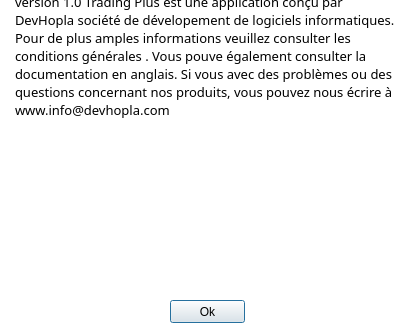
The window that Projet3_TRADING/aboutdialog.ui (MacFly669/myGitFiles) describes before a commit, drawn with Qt 5.
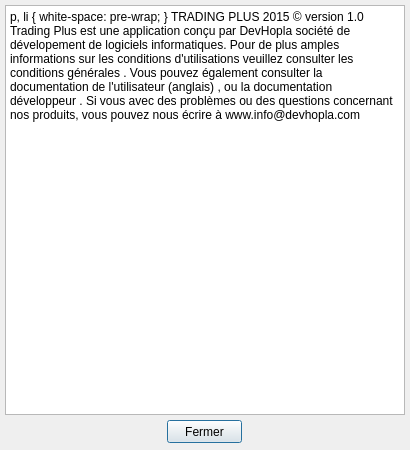
The same window after the commit. Icons and pictures are not drawn.

The edit to the form file:
```diff
--- a/Projet3_TRADING/aboutdialog.ui
+++ b/Projet3_TRADING/aboutdialog.ui
@@ -6,281 +6,10 @@
    <rect>
     <x>0</x>
     <y>0</y>
-    <width>420</width>
-    <height>325</height>
+    <width>410</width>
+    <height>450</height>
    </rect>
   </property>
-  <property name="sizePolicy">
-   <sizepolicy hsizetype="Maximum" vsizetype="Maximum">
-    <horstretch>0</horstretch>
-    <verstretch>0</verstretch>
-   </sizepolicy>
-  </property>
-  <property name="minimumSize">
-   <size>
-    <width>420</width>
-    <height>325</height>
-   </size>
-  </property>
-  <property name="maximumSize">
-   <size>
-    <width>420</width>
-    <height>325</height>
-   </size>
-  </property>
-  <property name="palette">
-   <palette>
-    <active>
-     <colorrole role="WindowText">
-      <brush brushstyle="SolidPattern">
-       <color alpha="255">
-        <red>0</red>
-        <green>0</green>
-        <blue>0</blue>
-       </color>
-      </brush>
-     </colorrole>
-     <colorrole role="Midlight">
-      <brush brushstyle="SolidPattern">
-       <color alpha="255">
-        <red>255</red>
-        <green>255</green>
-        <blue>255</blue>
-       </color>
-      </brush>
-     </colorrole>
-     <colorrole role="Dark">
-      <brush brushstyle="SolidPattern">
-       <color alpha="255">
-        <red>255</red>
-        <green>255</green>
-        <blue>255</blue>
-       </color>
-      </brush>
-     </colorrole>
-     <colorrole role="Mid">
-      <brush brushstyle="SolidPattern">
-       <color alpha="255">
-        <red>255</red>
-        <green>255</green>
-        <blue>255</blue>
-       </color>
-      </brush>
-     </colorrole>
-     <colorrole role="Text">
-      <brush brushstyle="SolidPattern">
-       <color alpha="255">
-        <red>0</red>
-        <green>0</green>
-        <blue>0</blue>
-       </color>
-      </brush>
-     </colorrole>
-     <colorrole role="ButtonText">
-      <brush brushstyle="SolidPattern">
-       <color alpha="255">
-        <red>0</red>
-        <green>0</green>
-        <blue>0</blue>
-       </color>
-      </brush>
-     </colorrole>
-     <colorrole role="Base">
-      <brush brushstyle="SolidPattern">
-       <color alpha="255">
-        <red>255</red>
-        <green>255</green>
-        <blue>255</blue>
-       </color>
-      </brush>
-     </colorrole>
-     <colorrole role="Window">
-      <brush brushstyle="SolidPattern">
-       <color alpha="255">
-        <red>255</red>
-        <green>255</green>
-        <blue>255</blue>
-       </color>
-      </brush>
-     </colorrole>
-     <colorrole role="Shadow">
-      <brush brushstyle="SolidPattern">
-       <color alpha="255">
-        <red>255</red>
-        <green>255</green>
-        <blue>255</blue>
-       </color>
-      </brush>
-     </colorrole>
-    </active>
-    <inactive>
-     <colorrole role="WindowText">
-      <brush brushstyle="SolidPattern">
-       <color alpha="255">
-        <red>0</red>
-        <green>0</green>
-        <blue>0</blue>
-       </color>
-      </brush>
-     </colorrole>
-     <colorrole role="Midlight">
-      <brush brushstyle="SolidPattern">
-       <color alpha="255">
-        <red>255</red>
-        <green>255</green>
-        <blue>255</blue>
-       </color>
-      </brush>
-     </colorrole>
-     <colorrole role="Dark">
-      <brush brushstyle="SolidPattern">
-       <color alpha="255">
-        <red>255</red>
-        <green>255</green>
-        <blue>255</blue>
-       </color>
-      </brush>
-     </colorrole>
-     <colorrole role="Mid">
-      <brush brushstyle="SolidPattern">
-       <color alpha="255">
-        <red>255</red>
-        <green>255</green>
-        <blue>255</blue>
-       </color>
-      </brush>
-     </colorrole>
-     <colorrole role="Text">
-      <brush brushstyle="SolidPattern">
-       <color alpha="255">
-        <red>0</red>
-        <green>0</green>
-        <blue>0</blue>
-       </color>
-      </brush>
-     </colorrole>
-     <colorrole role="ButtonText">
-      <brush brushstyle="SolidPattern">
-       <color alpha="255">
-        <red>0</red>
-        <green>0</green>
-        <blue>0</blue>
-       </color>
-      </brush>
-     </colorrole>
-     <colorrole role="Base">
-      <brush brushstyle="SolidPattern">
-       <color alpha="255">
-        <red>255</red>
-        <green>255</green>
-        <blue>255</blue>
-       </color>
-      </brush>
-     </colorrole>
-     <colorrole role="Window">
-      <brush brushstyle="SolidPattern">
-       <color alpha="255">
-        <red>255</red>
-        <green>255</green>
-        <blue>255</blue>
-       </color>
-      </brush>
-     </colorrole>
-     <colorrole role="Shadow">
-      <brush brushstyle="SolidPattern">
-       <color alpha="255">
-        <red>255</red>
-        <green>255</green>
-        <blue>255</blue>
-       </color>
-      </brush>
-     </colorrole>
-    </inactive>
-    <disabled>
-     <colorrole role="WindowText">
-      <brush brushstyle="SolidPattern">
-       <color alpha="255">
-        <red>255</red>
-        <green>255</green>
-        <blue>255</blue>
-       </color>
-      </brush>
-     </colorrole>
-     <colorrole role="Midlight">
-      <brush brushstyle="SolidPattern">
-       <color alpha="255">
-        <red>255</red>
-        <green>255</green>
-        <blue>255</blue>
-       </color>
-      </brush>
-     </colorrole>
-     <colorrole role="Dark">
-      <brush brushstyle="SolidPattern">
-       <color alpha="255">
-        <red>255</red>
-        <green>255</green>
-        <blue>255</blue>
-       </color>
-      </brush>
-     </colorrole>
-     <colorrole role="Mid">
-      <brush brushstyle="SolidPattern">
-       <color alpha="255">
-        <red>255</red>
-        <green>255</green>
-        <blue>255</blue>
-       </color>
-      </brush>
-     </colorrole>
-     <colorrole role="Text">
-      <brush brushstyle="SolidPattern">
-       <color alpha="255">
-        <red>255</red>
-        <green>255</green>
-        <blue>255</blue>
-       </color>
-      </brush>
-     </colorrole>
-     <colorrole role="ButtonText">
-      <brush brushstyle="SolidPattern">
-       <color alpha="255">
-        <red>255</red>
-        <green>255</green>
-        <blue>255</blue>
-       </color>
-      </brush>
-     </colorrole>
-     <colorrole role="Base">
-      <brush brushstyle="SolidPattern">
-       <color alpha="255">
-        <red>255</red>
-        <green>255</green>
-        <blue>255</blue>
-       </color>
-      </brush>
-     </colorrole>
-     <colorrole role="Window">
-      <brush brushstyle="SolidPattern">
-       <color alpha="255">
-        <red>255</red>
-        <green>255</green>
-        <blue>255</blue>
-       </color>
-      </brush>
-     </colorrole>
-     <colorrole role="Shadow">
-      <brush brushstyle="SolidPattern">
-       <color alpha="255">
-        <red>255</red>
-        <green>255</green>
-        <blue>255</blue>
-       </color>
-      </brush>
-     </colorrole>
-    </disabled>
-   </palette>
-  </property>
   <property name="windowTitle">
    <string>About</string>
   </property>
@@ -290,79 +19,52 @@
     <disabledoff>icons/About.png</disabledoff>
     <disabledon>icons/About.png</disabledon>icons/About.png</iconset>
   </property>
-  <property name="modal">
-   <bool>true</bool>
-  </property>
-  <widget class="QPushButton" name="pushButton">
-   <property name="geometry">
-    <rect>
-     <x>170</x>
-     <y>300</y>
-     <width>75</width>
-     <height>23</height>
-    </rect>
-   </property>
-   <property name="text">
-    <string>Ok</string>
-   </property>
-  </widget>
   <widget class="QTextBrowser" name="textBrowser">
    <property name="geometry">
     <rect>
-     <x>10</x>
-     <y>-30</y>
-     <width>391</width>
-     <height>321</height>
+     <x>5</x>
+     <y>5</y>
+     <width>400</width>
+     <height>410</height>
     </rect>
    </property>
-   <property name="sizePolicy">
-    <sizepolicy hsizetype="Maximum" vsizetype="Maximum">
-     <horstretch>0</horstretch>
-     <verstretch>0</verstretch>
-    </sizepolicy>
+   <property name="minimumSize">
+    <size>
+     <width>400</width>
+     <height>350</height>
+    </size>
    </property>
-   <property name="font">
-    <font>
-     <family>MS Gothic</family>
-     <pointsize>10</pointsize>
-     <weight>50</weight>
-     <bold>false</bold>
-    </font>
-   </property>
-   <property name="layoutDirection">
-    <enum>Qt::LeftToRight</enum>
-   </property>
-   <property name="autoFillBackground">
-    <bool>true</bool>
-   </property>
-   <property name="frameShape">
-    <enum>QFrame::Panel</enum>
-   </property>
-   <property name="frameShadow">
-    <enum>QFrame::Raised</enum>
-   </property>
-   <property name="autoFormatting">
-    <set>QTextEdit::AutoAll</set>
-   </property>
-   <property name="documentTitle">
-    <string>About</string>
+   <property name="maximumSize">
+    <size>
+     <width>400</width>
+     <height>410</height>
+    </size>
    </property>
    <property name="html">
     <string>&lt;!DOCTYPE HTML PUBLIC &quot;-//W3C//DTD HTML 4.0//EN&quot; &quot;http://www.w3.org/TR/REC-html40/strict.dtd&quot;&gt;
-&lt;html&gt;&lt;head&gt;&lt;meta name=&quot;qrichtext&quot; content=&quot;1&quot; /&gt;&lt;title&gt;About&lt;/title&gt;&lt;style type=&quot;text/css&quot;&gt;
+&lt;html&gt;&lt;head&gt;&lt;meta name=&quot;qrichtext&quot; content=&quot;1&quot; /&gt;&lt;style type=&quot;text/css&quot;&gt;
 p, li { white-space: pre-wrap; }
-&lt;/style&gt;&lt;/head&gt;&lt;body style=&quot; font-family:'MS Gothic'; font-size:10pt; font-weight:400; font-style:normal;&quot;&gt;
-&lt;p align=&quot;justify&quot; style=&quot; margin-top:0px; margin-bottom:0px; margin-left:0px; margin-right:0px; -qt-block-indent:0; text-indent:0px;&quot;&gt;&lt;img src=&quot;:/images/icons/mid_trading_small_new.png&quot; /&gt;&lt;/p&gt;
-&lt;p align=&quot;justify&quot; style=&quot; margin-top:0px; margin-bottom:0px; margin-left:0px; margin-right:0px; -qt-block-indent:0; text-indent:0px;&quot;&gt;&lt;span style=&quot; font-family:'MS Shell Dlg 2'; font-weight:600;&quot;&gt;TRADING PLUS 2015 © &lt;/span&gt;&lt;span style=&quot; font-family:'MS Shell Dlg 2';&quot;&gt;version 1.0&lt;/span&gt;&lt;/p&gt;
-&lt;p align=&quot;justify&quot; style=&quot;-qt-paragraph-type:empty; margin-top:0px; margin-bottom:0px; margin-left:0px; margin-right:0px; -qt-block-indent:0; text-indent:0px; font-family:'MS Shell Dlg 2';&quot;&gt;&lt;br /&gt;&lt;/p&gt;
-&lt;p align=&quot;justify&quot; style=&quot; margin-top:0px; margin-bottom:0px; margin-left:0px; margin-right:0px; -qt-block-indent:0; text-indent:0px;&quot;&gt;&lt;span style=&quot; font-family:'MS Shell Dlg 2'; font-weight:600;&quot;&gt;Trading Plus&lt;/span&gt;&lt;span style=&quot; font-family:'MS Shell Dlg 2';&quot;&gt; est une application conçu par &lt;/span&gt;&lt;span style=&quot; font-family:'MS Shell Dlg 2'; font-weight:600; font-style:italic;&quot;&gt;DevHopla&lt;/span&gt;&lt;span style=&quot; font-family:'MS Shell Dlg 2';&quot;&gt; société de dévelopement de logiciels informatiques. Pour de plus amples informations veuillez consulter les &lt;/span&gt;&lt;a href=&quot;conditions.pdf&quot;&gt;&lt;span style=&quot; font-family:'MS Shell Dlg 2'; text-decoration: underline; color:#0000ff;&quot;&gt;conditions générales&lt;/span&gt;&lt;/a&gt;&lt;span style=&quot; font-family:'MS Shell Dlg 2';&quot;&gt;.&lt;/span&gt;&lt;/p&gt;
-&lt;p align=&quot;justify&quot; style=&quot; margin-top:0px; margin-bottom:0px; margin-left:0px; margin-right:0px; -qt-block-indent:0; text-indent:0px;&quot;&gt;&lt;span style=&quot; font-family:'MS Shell Dlg 2';&quot;&gt;Vous pouve également consulter la &lt;/span&gt;&lt;a href=&quot;file:///doc.pdf&quot;&gt;&lt;span style=&quot; font-family:'MS Shell Dlg 2'; text-decoration: underline; color:#0000ff;&quot;&gt;documentation&lt;/span&gt;&lt;/a&gt;&lt;span style=&quot; font-family:'MS Shell Dlg 2';&quot;&gt; en anglais.&lt;/span&gt;&lt;/p&gt;
-&lt;p align=&quot;justify&quot; style=&quot; margin-top:0px; margin-bottom:0px; margin-left:0px; margin-right:0px; -qt-block-indent:0; text-indent:0px;&quot;&gt;&lt;span style=&quot; font-family:'MS Shell Dlg 2';&quot;&gt;Si vous avec des problèmes ou des questions concernant nos produits, vous pouvez nous écrire à &lt;/span&gt;&lt;a href=&quot;mailto:www.info@devhopla.com&quot;&gt;&lt;span style=&quot; font-family:'MS Shell Dlg 2'; text-decoration: underline; color:#0000ff;&quot;&gt;www.info@devhopla.com&lt;/span&gt;&lt;/a&gt;&lt;/p&gt;
-&lt;p align=&quot;justify&quot; style=&quot;-qt-paragraph-type:empty; margin-top:0px; margin-bottom:0px; margin-left:0px; margin-right:0px; -qt-block-indent:0; text-indent:0px; font-family:'MS Shell Dlg 2'; text-decoration: underline; color:#0000ff;&quot;&gt;&lt;br /&gt;&lt;/p&gt;
-&lt;p align=&quot;justify&quot; style=&quot;-qt-paragraph-type:empty; margin-top:0px; margin-bottom:0px; margin-left:0px; margin-right:0px; -qt-block-indent:0; text-indent:0px; font-family:'MS Shell Dlg 2'; text-decoration: underline; color:#0000ff;&quot;&gt;&lt;br /&gt;&lt;/p&gt;&lt;/body&gt;&lt;/html&gt;</string>
+&lt;/style&gt;&lt;/head&gt;&lt;body style=&quot; font-family:'MS Shell Dlg 2'; font-size:8.25pt; font-weight:400; font-style:normal;&quot;&gt;
+&lt;p style=&quot; margin-top:0px; margin-bottom:0px; margin-left:0px; margin-right:0px; -qt-block-indent:0; text-indent:0px;&quot;&gt;&lt;img src=&quot;:/images/icons/mid_trading_small_new.png&quot; /&gt;	&lt;/p&gt;
+&lt;p align=&quot;justify&quot; style=&quot; margin-top:0px; margin-bottom:0px; margin-left:0px; margin-right:0px; -qt-block-indent:0; text-indent:0px;&quot;&gt;&lt;span style=&quot; font-size:10pt; font-weight:600;&quot;&gt;TRADING PLUS 2015 © &lt;/span&gt;	&lt;span style=&quot; font-size:10pt;&quot;&gt;version 1.0&lt;/span&gt;	&lt;/p&gt;
+&lt;p align=&quot;justify&quot; style=&quot;-qt-paragraph-type:empty; margin-top:0px; margin-bottom:0px; margin-left:0px; margin-right:0px; -qt-block-indent:0; text-indent:0px; font-size:10pt;&quot;&gt;&lt;br /&gt;&lt;/p&gt;
+&lt;p align=&quot;justify&quot; style=&quot; margin-top:0px; margin-bottom:0px; margin-left:0px; margin-right:0px; -qt-block-indent:0; text-indent:0px;&quot;&gt;&lt;span style=&quot; font-size:10pt; font-weight:600;&quot;&gt;Trading Plus &lt;/span&gt;&lt;span style=&quot; font-size:10pt;&quot;&gt;est une application conçu par &lt;/span&gt;&lt;span style=&quot; font-size:10pt; font-weight:600;&quot;&gt;DevHopla&lt;/span&gt;&lt;span style=&quot; font-size:10pt;&quot;&gt; société de dévelopement de logiciels informatiques.&lt;br /&gt;Pour de plus amples informations sur les conditions d'utilisations veuillez consulter les&lt;/span&gt;&lt;span style=&quot; font-size:10pt; font-weight:600;&quot;&gt; &lt;/span&gt;&lt;a href=&quot;conditions.pdf&quot;&gt;&lt;span style=&quot; font-size:10pt; text-decoration: underline; color:#0000ff;&quot;&gt;conditions générales&lt;/span&gt;&lt;/a&gt;&lt;span style=&quot; font-size:10pt;&quot;&gt;.&lt;/span&gt;&lt;/p&gt;
+&lt;p align=&quot;justify&quot; style=&quot; margin-top:0px; margin-bottom:0px; margin-left:0px; margin-right:0px; -qt-block-indent:0; text-indent:0px;&quot;&gt;&lt;span style=&quot; font-size:10pt;&quot;&gt;Vous pouvez également consulter la &lt;/span&gt;&lt;a href=&quot;file:///doc.pdf&quot;&gt;&lt;span style=&quot; font-size:10pt; text-decoration: underline; color:#0000ff;&quot;&gt;documentation&lt;/span&gt;&lt;/a&gt;&lt;span style=&quot; font-size:10pt;&quot;&gt; de l'utilisateur (anglais) , ou la &lt;/span&gt;&lt;a href=&quot;file:///html/index.html&quot;&gt;&lt;span style=&quot; font-size:10pt; text-decoration: underline; color:#0000ff;&quot;&gt;documentation développeur&lt;/span&gt;&lt;/a&gt;&lt;span style=&quot; font-size:10pt;&quot;&gt;.&lt;/span&gt;&lt;/p&gt;
+&lt;p align=&quot;justify&quot; style=&quot; margin-top:0px; margin-bottom:0px; margin-left:0px; margin-right:0px; -qt-block-indent:0; text-indent:0px;&quot;&gt;&lt;span style=&quot; font-size:10pt;&quot;&gt;Si vous avec des problèmes ou des questions concernant nos produits, vous pouvez nous écrire à &lt;/span&gt;&lt;a href=&quot;mailto:www.info@devhopla.com&quot;&gt;&lt;span style=&quot; font-size:10pt; text-decoration: underline; color:#0000ff;&quot;&gt;www.info@devhopla.com&lt;/span&gt;&lt;/a&gt;&lt;/p&gt;
+&lt;p align=&quot;justify&quot; style=&quot;-qt-paragraph-type:empty; margin-top:0px; margin-bottom:0px; margin-left:0px; margin-right:0px; -qt-block-indent:0; text-indent:0px; font-size:10pt; text-decoration: underline; color:#0000ff;&quot;&gt;&lt;br /&gt;&lt;/p&gt;&lt;/body&gt;&lt;/html&gt;</string>
    </property>
-   <property name="openExternalLinks">
-    <bool>true</bool>
+  </widget>
+  <widget class="QPushButton" name="btnFermerAbout">
+   <property name="geometry">
+    <rect>
+     <x>167</x>
+     <y>420</y>
+     <width>75</width>
+     <height>23</height>
+    </rect>
+   </property>
+   <property name="text">
+    <string>Fermer</string>
    </property>
   </widget>
  </widget>
```
Left out of the diff: 12 changed lines with no effect on the pictures.
